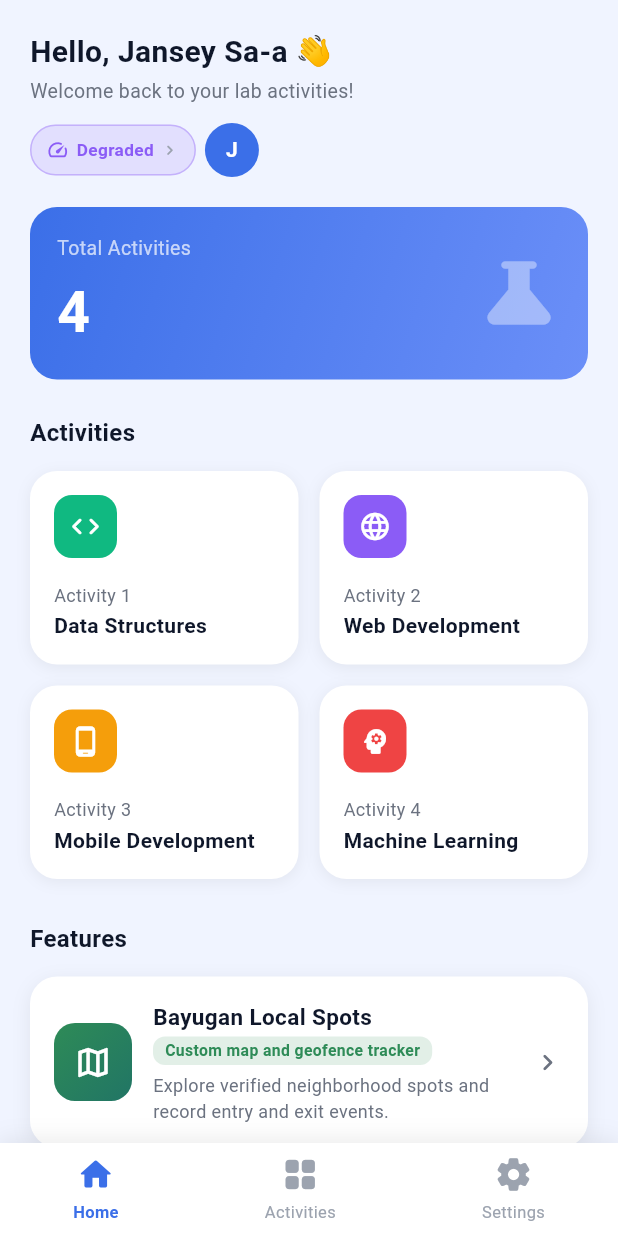
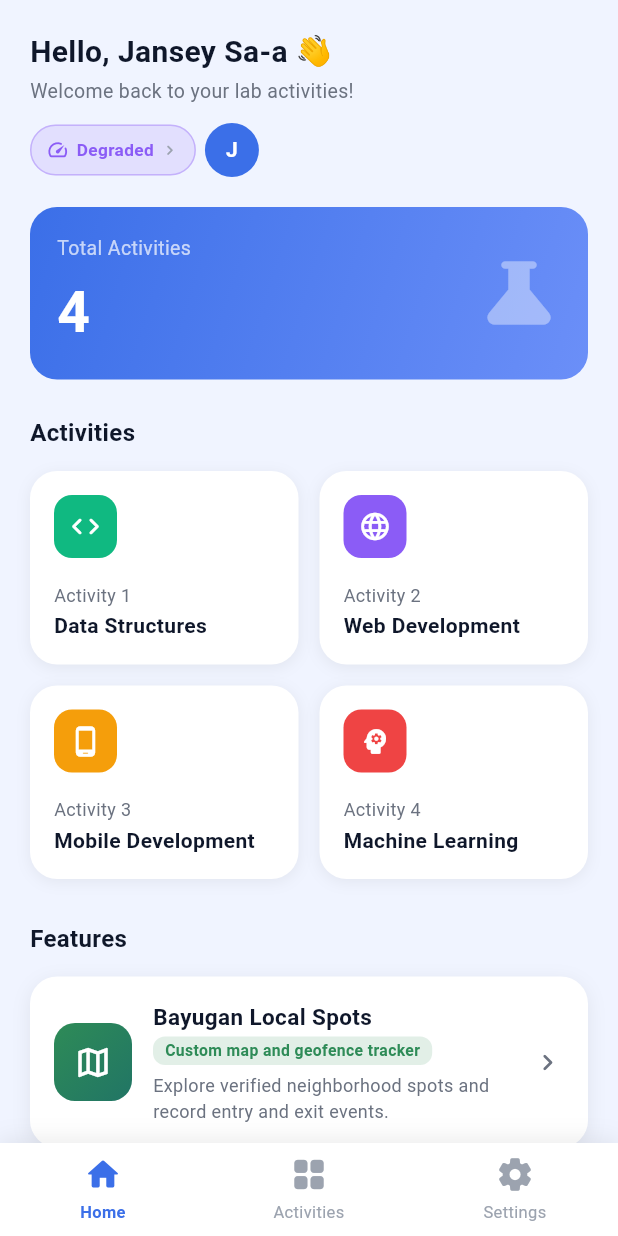
Before and after one commit to John06-jp/activity1_appdev_flutter, a Flutter app: the screen it shows after launch, on a phone screen of 412 x 824 dp. Run offline on Flutter 3.47's test engine with Material 3 defaults, Android fonts, the phone set to English and light mode, and no system bars; our stand-ins replace connectivity_plus, device_info_plus, flutter_map, geolocator, latlong2, permission_handler and 1 more; missing offline and left inert: nearby_connections; network calls fail.

Commit message:
feat: Improve navigation layout and add viewport tests for main tabs

```diff
--- a/lib/screens/home_screen.dart
+++ b/lib/screens/home_screen.dart
@@ -65,7 +65,8 @@ class _MainShellState extends State<MainShell> {
             child: Row(
               mainAxisAlignment: MainAxisAlignment.spaceAround,
               children: [
-                _NavItem(
+                Expanded(
+                  child: _NavItem(
                     icon: Icons.home_rounded,
                     label: 'Home',
                     isSelected: _currentIndex == 0,
@@ -73,7 +74,9 @@ class _MainShellState extends State<MainShell> {
                     unselectedColor: unselectedColor,
                     onTap: () => setState(() => _currentIndex = 0),
                   ),
-                _NavItem(
+                ),
+                Expanded(
+                  child: _NavItem(
                     icon: Icons.grid_view_rounded,
                     label: 'Activities',
                     isSelected: _currentIndex == 1,
@@ -81,13 +84,16 @@ class _MainShellState extends State<MainShell> {
                     unselectedColor: unselectedColor,
                     onTap: () => setState(() => _currentIndex = 1),
                   ),
-                _NavItem(
+                ),
+                Expanded(
+                  child: _NavItem(
                     icon: Icons.settings_rounded,
                     label: 'Settings',
                     isSelected: _currentIndex == 2,
                     selectedColor: selectedColor,
                     unselectedColor: unselectedColor,
                     onTap: () => setState(() => _currentIndex = 2),
+                  ),
                 ),
               ],
             ),
@@ -131,6 +137,7 @@ class _NavItem extends StatelessWidget {
           const SizedBox(height: 4),
           Text(
             label,
+            textAlign: TextAlign.center,
             style: TextStyle(
               fontSize: 11,
               fontWeight: isSelected ? FontWeight.w600 : FontWeight.normal,
@@ -303,7 +310,8 @@ class HomeTab extends StatelessWidget {
                   ),
                   borderRadius: BorderRadius.circular(18),
                 ),
-                child: Row(
+                child: LayoutBuilder(
+                  builder: (context, constraints) => Row(
                     mainAxisAlignment: MainAxisAlignment.spaceBetween,
                     children: [
                       Expanded(
@@ -329,12 +337,14 @@ class HomeTab extends StatelessWidget {
                           ],
                         ),
                       ),
+                      if (constraints.maxWidth >= 220)
                         Icon(
                           Icons.science_rounded,
                           color: Colors.white.withValues(alpha: 0.4),
                           size: 56,
                         ),
                     ],
+                  ),
                 ),
               ),
               const SizedBox(height: 24),
@@ -353,7 +363,9 @@ class HomeTab extends StatelessWidget {
               // Keep two columns, but let each card grow with its labels.
               LayoutBuilder(
                 builder: (context, constraints) {
-                  final cardWidth = (constraints.maxWidth - 14) / 2;
+                  final cardWidth = constraints.maxWidth < 280
+                      ? constraints.maxWidth
+                      : (constraints.maxWidth - 14) / 2;
                   return Wrap(
                     spacing: 14,
                     runSpacing: 14,
@@ -541,9 +553,11 @@ class _FeatureCard extends StatelessWidget {
             ),
           ],
         ),
-        child: Row(
+        child: LayoutBuilder(
+          builder: (context, constraints) => Row(
             children: [
               // Gradient icon block
+              if (constraints.maxWidth >= 220)
                 Container(
                   width: 52,
                   height: 52,
@@ -557,7 +571,7 @@ class _FeatureCard extends StatelessWidget {
                   ),
                   child: Icon(icon, color: Colors.white, size: 26),
                 ),
-            const SizedBox(width: 14),
+              if (constraints.maxWidth >= 220) const SizedBox(width: 14),
               // Text
               Expanded(
                 child: Column(
@@ -608,6 +622,7 @@ class _FeatureCard extends StatelessWidget {
               const SizedBox(width: 8),
               Icon(Icons.chevron_right_rounded, color: textSecondary, size: 22),
             ],
+          ),
         ),
       ),
     );
@@ -788,7 +803,8 @@ class SettingsTab extends StatelessWidget {
                     ),
                   ),
                   const SizedBox(width: 14),
-                  Column(
+                  Expanded(
+                    child: Column(
                       crossAxisAlignment: CrossAxisAlignment.start,
                       children: [
                         Text(
@@ -804,6 +820,7 @@ class SettingsTab extends StatelessWidget {
                           style: TextStyle(fontSize: 13, color: textSecondary),
                         ),
                       ],
+                    ),
                   ),
                 ],
               ),
```
Also changed, not shown: 1 other file. Lines whose indentation alone changed are shown as unchanged.
